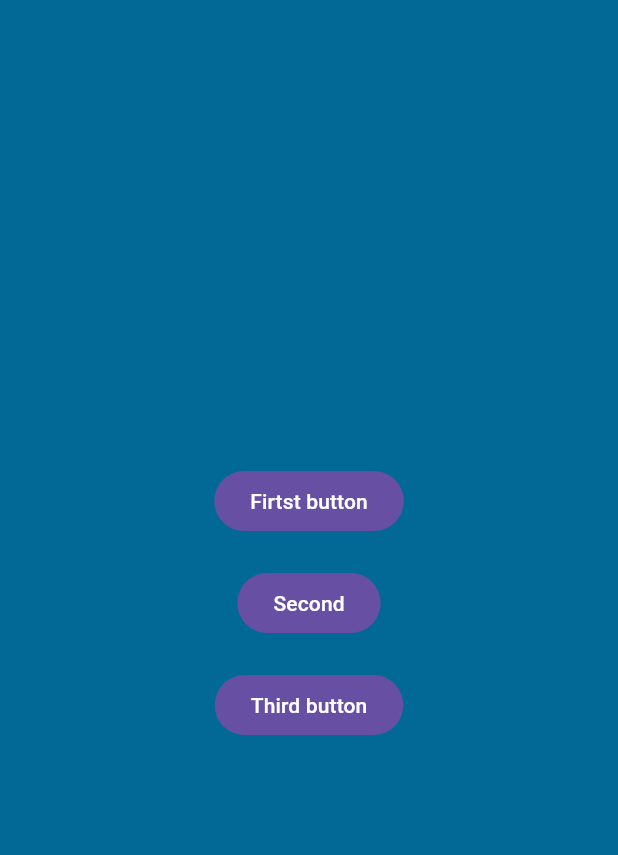
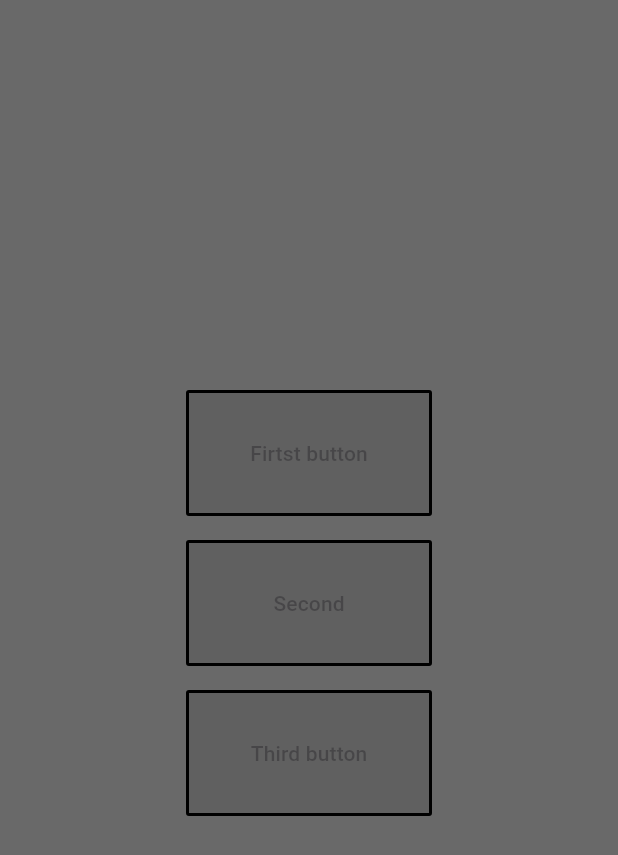
Before and after one commit to AndreyShikhov/YourPlasticArmy, a Flutter app: the screen it shows after launch, after a tap on "Firtst button", on a phone screen of 412 x 824 dp. Shown: the top 855 px of the screen. Run offline on Flutter 3.47's test engine with Material 3 defaults, Android fonts, the phone set to English and light mode, and no system bars.

Commit message:
add new style to buttons

```diff
--- a/YPA/lib/app.dart
+++ b/YPA/lib/app.dart
@@ -1,9 +1,9 @@
 import 'dart:convert';
 
 import 'package:flutter/material.dart';
-import 'package:ypa/core/buttons.dart';
 import 'package:ypa/core/pages.dart';
 import 'core/data/data.dart';
+import 'core/data/style_data .dart';
 
 void main() {
   runApp( const Ypa());
@@ -35,8 +35,8 @@ class Ypa extends StatelessWidget{
   Widget build(BuildContext context) {
     return MaterialApp(
       home: BaseWindow(
-          bgColor: Colors.lightBlue,
-          child: MainScreen(contentColor: Colors.black38,))
+          bgColor: mainScreenColor,
+          child: MainScreen())
       );
   }
 }
--- a/YPA/lib/core/buttons.dart
+++ b/YPA/lib/core/buttons.dart
@@ -1,28 +1,36 @@
 import 'package:flutter/material.dart';
+import 'package:ypa/core/data/style_data .dart';
 
 class MainButton extends FilledButton {
- final  String ?  textBTN;
- final bool  isActive;
+  final String ? textBTN;
+  final bool isActive;
 
   MainButton({
     super.key,
-    required  VoidCallback? onPressed,
+    required VoidCallback? onPressed,
     Widget ? child,
     this.textBTN,
     required this.isActive,
-  }): super (
-    onPressed:  isActive?   onPressed : null,
-    child: child ?? Text( textBTN ?? ' button'),
+    ButtonStyle? style,
+
+  }) : super (
+    onPressed: isActive ? onPressed : null,
+    child: child ?? Text(textBTN ?? ' button'),
+    style: style?? mainButtonStyle(null),
 
   );
 
 
-
- static ButtonStyle customStyle(BuildContext context) {
-   return FilledButton.styleFrom(
-     backgroundColor: Colors.blue, // Цвет фона
-     foregroundColor: Colors.white, // Цвет текста
-     padding: const EdgeInsets.symmetric(horizontal: 20, vertical: 12),
-   );
- }
+  static ButtonStyle mainButtonStyle(BuildContext? context) {
+    return FilledButton.styleFrom(
+      backgroundColor: Color.fromARGB(255, 78, 73, 73), // Цвет фона
+      foregroundColor: texColor, // Цвет текста
+      padding: const EdgeInsets.symmetric(horizontal: 20, vertical: 20),
+      fixedSize: Size(160, 80),
+      side: BorderSide(color: Colors.black,width: 2,strokeAlign: BorderSide.strokeAlignOutside),
+      shape:RoundedRectangleBorder(
+        borderRadius: BorderRadius.zero
+      ),
+    );
+  }
 }
--- /dev/null
+++ b/YPA/lib/core/data/style_data .dart
@@ -0,0 +1,6 @@
+import 'dart:ui';
+
+// colors
+Color mainScreenColor = Color.fromARGB(255, 141, 141, 141);
+
+Color texColor = Color.fromARGB(255, 190,187,187 );
--- a/YPA/lib/core/pages.dart
+++ b/YPA/lib/core/pages.dart
@@ -6,7 +6,7 @@ class BaseWindow extends StatelessWidget {
 
   final Color bgColor;
   final Widget child; // content widget
-  const BaseWindow( {super.key,
+  const BaseWindow({super.key,
     this.bgColor = Colors.black,
     required this.child
   });
@@ -21,42 +21,71 @@ class BaseWindow extends StatelessWidget {
 }
 
 
-class MainScreen extends StatelessWidget
-{
-  final Color contentColor;
+class MainScreen extends StatefulWidget {
 
-  const MainScreen({super.key, this.contentColor = Colors.black});
+  @override
+  _MainScreenState createState() => _MainScreenState();
+}
+
+class _MainScreenState extends State<MainScreen> {
+  final Color contentColor = Colors.black26;
+  bool _isBTNActiveWH  = true;
+  bool _isBTNActiveVS  = true;
+  bool _isBTNActiveAnal  = true;
+
+  void enableAllButtons({bool isEnable = true})
+  {
+    _isBTNActiveWH = isEnable;
+    _isBTNActiveVS = isEnable;
+    _isBTNActiveAnal = isEnable;
+  }
+
 
   @override
   Widget build(BuildContext context) {
-    return  Container(
+    return Container(
       color: contentColor,
       child: Center(
         child: Column(
           mainAxisAlignment: MainAxisAlignment.center,
           children: [
             MainButton(
-                onPressed: (){},
                 textBTN: 'Firtst button',
-                isActive: true),
+                isActive: _isBTNActiveWH,
+                onPressed: ()
+                {
+                 print('fuck');
+                 setState(()=> enableAllButtons(isEnable: false));
+                },
+              style: MainButton.mainButtonStyle(context),
+
+            ),
+
             const SizedBox(height: 20),
 
 
-           MainButton(
-               onPressed: (){},
-               textBTN: 'Second',
-               isActive: true),
+            MainButton(
+                textBTN: 'Second',
+                isActive: _isBTNActiveVS,
+                onPressed: ()
+                {
+                  setState(()=> enableAllButtons(isEnable: false));
+                },
+            ),
+
             const SizedBox(height: 20),
 
-           MainButton(
-               onPressed: (){},
-               textBTN: 'Third button',
-               isActive: true),
+            MainButton(
+                textBTN: 'Third button',
+                isActive: _isBTNActiveAnal,
+                onPressed: ()
+                {
+                  setState(()=> enableAllButtons(isEnable: false));
+                },),
             const SizedBox(height: 20),
           ],
         ),
       ),
     );
   }
-
 }
```
